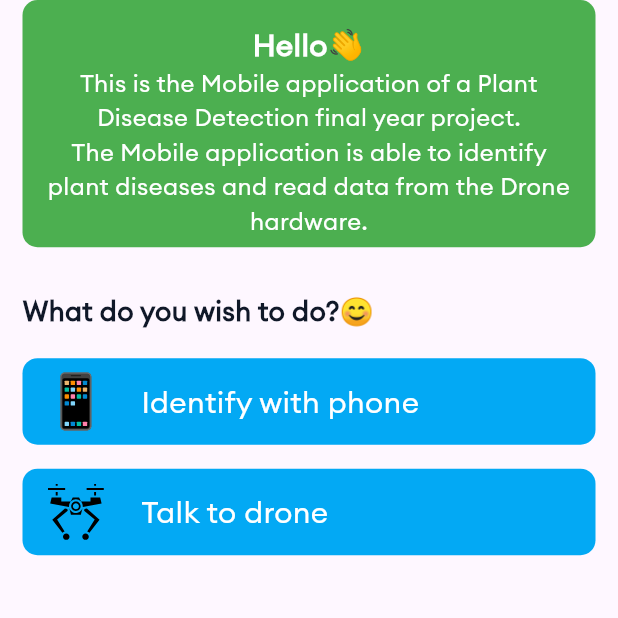
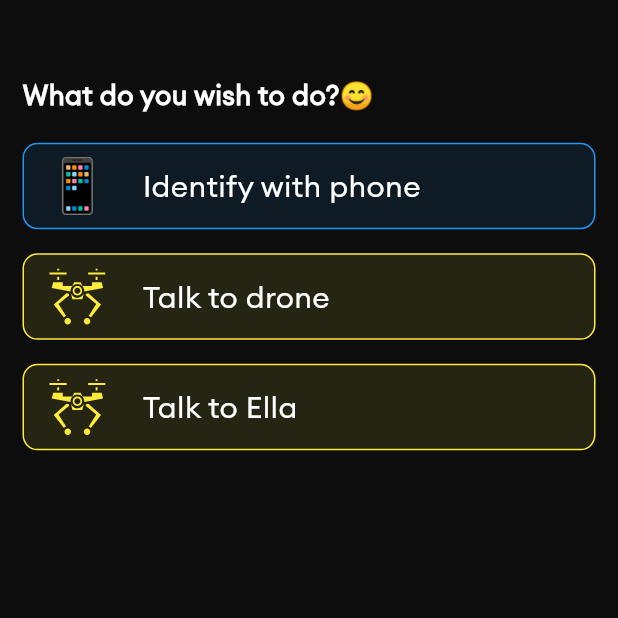
Before and after one commit to emeleonufavour/plant_disease_detection_mobile, a Flutter app: the HomePage screen opened directly, on a phone screen of 412 x 824 dp, the top half of it. Run offline on Flutter 3.47's test engine with Material 3 defaults, Android fonts, the phone set to English and light mode, and no system bars; our stand-ins replace camera, flutter_animate, flutter_svg, flutter_tts, image_picker, lottie and 4 more; missing offline and left inert: tflite_flutter.

Commit message:
added ella svg

```diff
--- a/lib/ui/style/app_assets.dart
+++ b/lib/ui/style/app_assets.dart
@@ -6,9 +6,11 @@
 
 class AppAssets {
   //Lottie
-  static Widget plantAnimation([bool? animate, bool? repeat]) =>
-      Lottie.asset('assets/lottie/plant.json',
-          animate: animate ?? true, repeat: repeat ?? true);
+  static Widget plantAnimation([bool? animate, bool? repeat]) => Lottie.asset(
+        'assets/lottie/plant.json',
+        animate: animate ?? true,
+        repeat: repeat ?? true,
+      );
 
   //Svg
   static SvgPicture cameraSvg(BuildContext context) => SvgPicture.asset(
@@ -19,9 +21,9 @@
         'assets/svg/phone.svg',
         width: PDimensions.width(0.1, context),
       );
-  static SvgPicture droneSvg(context) =>
+  static SvgPicture droneSvg(context, Color? color) =>
       SvgPicture.asset('assets/svg/drone.svg',
-          width: PDimensions.width(0.1, context));
+          color: color, width: PDimensions.width(0.1, context));
   static SvgPicture gallerySvg(context) =>
       SvgPicture.asset('assets/svg/gallery.svg',
           width: PDimensions.width(0.1, context));
--- a/lib/ui/views/home/home.dart
+++ b/lib/ui/views/home/home.dart
@@ -1,5 +1,6 @@
 import 'package:flutter/material.dart';
 import 'package:flutter/services.dart';
+import 'package:plant_disease_detection/ui/style/app_dimensions.dart';
 
 import 'package:stacked/stacked.dart';
 
@@ -24,10 +25,8 @@
                 child: Column(
                   crossAxisAlignment: CrossAxisAlignment.start,
                   children: [
-                    //Into box
-                    const IntroBox(),
-                    const SizedBox(
-                      height: 20,
+                    SizedBox(
+                      height: PDimensions.height(0.05, context),
                     ),
                     const Padding(
                       padding: EdgeInsets.symmetric(vertical: 10),
@@ -35,6 +34,7 @@
                         text: 'What do you wish to do?😊',
                         fontWeight: FontWeight.bold,
                         fontsize: 18,
+                        color: Colors.white,
                       ),
                     ),
                     ActionBox(
@@ -42,13 +42,23 @@
                         model.snapPicture();
                         HapticFeedback.lightImpact();
                       },
+                      color: Colors.blue.withOpacity(0.1),
                       text: 'Identify with phone',
                       imageAsset: AppAssets.phoneSvg(context),
                     ),
                     ActionBox(
                       //onTap: () => model.snapPicture(),
                       text: 'Talk to drone',
-                      imageAsset: AppAssets.droneSvg(context),
+                      color: Colors.yellow.withOpacity(0.1),
+                      imageAsset: AppAssets.droneSvg(context, Colors.yellow),
+                      borderColor: Colors.yellow,
+                    ),
+                    ActionBox(
+                      //onTap: () => model.snapPicture(),
+                      text: 'Talk to Ella',
+                      color: Colors.yellow.withOpacity(0.1),
+                      imageAsset: AppAssets.droneSvg(context, Colors.yellow),
+                      borderColor: Colors.yellow,
                     ),
                   ],
                 ),
--- a/lib/ui/views/home/home_vm.dart
+++ b/lib/ui/views/home/home_vm.dart
@@ -1,8 +1,11 @@
+import 'package:flutter/material.dart';
 import 'package:stacked/stacked.dart';
 import 'package:stacked_services/stacked_services.dart';
 
 import '../../../app/app_setup.locator.dart';
 import '../../../app/app_setup.router.dart';
+
+List<Widget> appOptions = [];
 
 class HomeViewModel extends BaseViewModel {
   final _navService = locator<NavigationService>();
--- a/lib/ui/views/home/widgets/action_box.dart
+++ b/lib/ui/views/home/widgets/action_box.dart
@@ -9,10 +9,12 @@
   final Widget imageAsset;
   final String text;
   final Color? color;
+  final Color? borderColor;
   const ActionBox(
       {this.onTap,
       required this.imageAsset,
       required this.text,
+      this.borderColor,
       this.color,
       super.key});
 
@@ -25,9 +27,9 @@
         child: Container(
           height: PDimensions.height(0.07, context),
           decoration: BoxDecoration(
-            color: color ?? Colors.lightBlue,
-            borderRadius: const BorderRadius.all(Radius.circular(10)),
-          ),
+              color: color ?? Colors.lightBlue,
+              borderRadius: const BorderRadius.all(Radius.circular(10)),
+              border: Border.all(color: borderColor ?? Colors.blue)),
           child: Row(
             mainAxisAlignment: MainAxisAlignment.start,
             children: [
--- a/lib/ui/views/intro/intro_view.dart
+++ b/lib/ui/views/intro/intro_view.dart
@@ -49,6 +49,7 @@
                       label: "Get started",
                       color: AppColor.green,
                       borderRadius: BorderRadius.circular(15),
+                      fct: () => model.goToHome(),
                     )
                   ],
                 ),
--- a/lib/ui/views/splash/splash_screen.dart
+++ b/lib/ui/views/splash/splash_screen.dart
@@ -1,4 +1,5 @@
 import 'package:flutter/material.dart';
+import 'package:plant_disease_detection/ui/style/app_dimensions.dart';
 import 'package:stacked/stacked.dart';
 
 import '../../style/app_assets.dart';
@@ -22,6 +23,9 @@
                   mainAxisAlignment: MainAxisAlignment.center,
                   children: [
                     AppAssets.plantAnimation(),
+                    SizedBox(
+                      height: PDimensions.height(0.1, context),
+                    ),
                     const TextWidget(
                       text: 'Easily identify your plant diseases.',
                       fontWeight: FontWeight.bold,
--- a/pubspec.yaml
+++ b/pubspec.yaml
@@ -19,6 +19,7 @@
   lottie: ^3.1.0
   path_provider: ^2.1.3
   quiver: ^3.2.1
+  speech_to_text: ^6.6.1
   stacked: ^3.4.2
   stacked_services: ^1.5.0
   tflite_flutter: ^0.9.0
```
Also changed, not shown: lib/main.dart (+6 -14 lines), lib/ui/style/app_theme.dart (+13 -0 lines), assets/svg/ella.svg (added), pubspec.lock, 1 other file.
